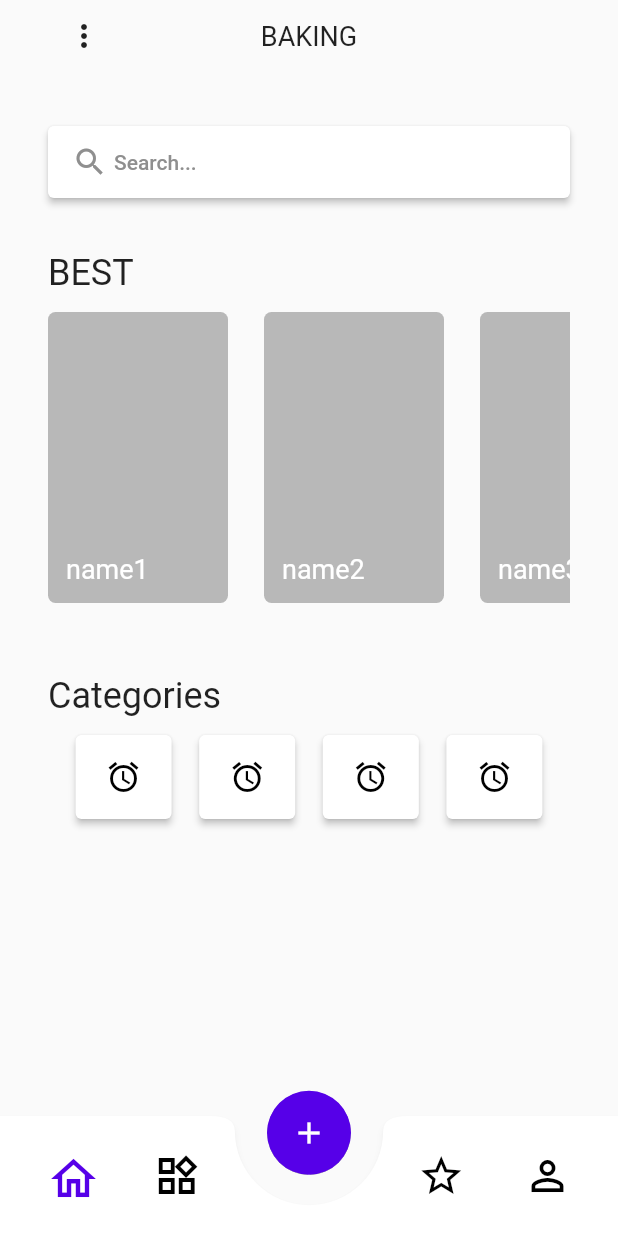
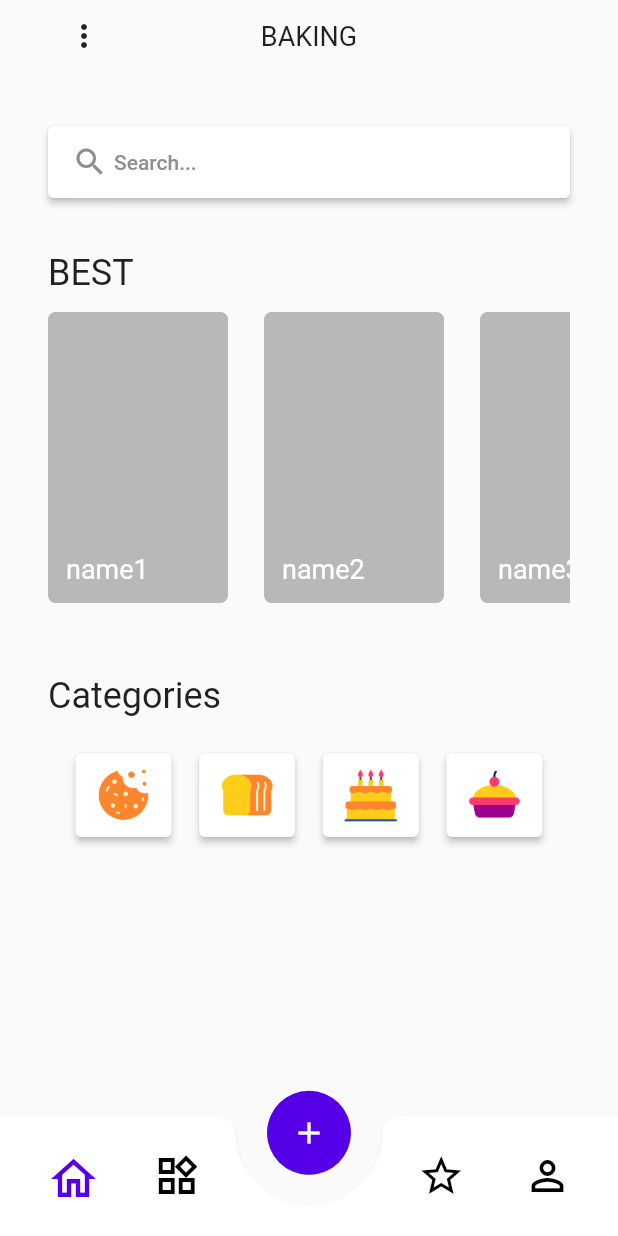
Before and after one commit to Yun-SeYeong/Flutter-Baking-Application, a Flutter app: the screen it shows after launch, on a phone screen of 412 x 824 dp. Run offline on Flutter 3.47's test engine with Material 2 defaults, Android fonts, the light colour scheme and no system bars.

Commit message:
[UPDATE] update dashboard-page

```diff
--- a/lib/pages/DashBoardPage.dart
+++ b/lib/pages/DashBoardPage.dart
@@ -87,7 +87,7 @@ class _DashBoardPageState extends State<DashBoardPage> {
                         ],
                       ),
                       Container(
-                        padding: EdgeInsets.only(top: 12.0),
+                        padding: EdgeInsets.only(top: 24.0),
                         child: Row(
                           mainAxisAlignment: MainAxisAlignment.spaceEvenly,
                           children: [
@@ -104,10 +104,7 @@ class _DashBoardPageState extends State<DashBoardPage> {
                               child: Container(
                                 height: 48.0,
                                 width: 48.0,
-                                child: Icon(
-                                  Icons.access_alarms_sharp,
-                                  color: Colors.black,
-                                ),
+                                child: Image.asset("img/cookie.png"),
                               ),
                             ),
                             ElevatedButton(
@@ -123,10 +120,7 @@ class _DashBoardPageState extends State<DashBoardPage> {
                               child: Container(
                                 height: 48.0,
                                 width: 48.0,
-                                child: Icon(
-                                  Icons.access_alarms_sharp,
-                                  color: Colors.black,
-                                ),
+                                child: Image.asset("img/bread.png"),
                               ),
                             ),
                             ElevatedButton(
@@ -142,10 +136,7 @@ class _DashBoardPageState extends State<DashBoardPage> {
                               child: Container(
                                 height: 48.0,
                                 width: 48.0,
-                                child: Icon(
-                                  Icons.access_alarms_sharp,
-                                  color: Colors.black,
-                                ),
+                                child: Image.asset("img/birthday-cake.png"),
                               ),
                             ),
                             ElevatedButton(
@@ -161,10 +152,7 @@ class _DashBoardPageState extends State<DashBoardPage> {
                               child: Container(
                                 height: 48.0,
                                 width: 48.0,
-                                child: Icon(
-                                  Icons.access_alarms_sharp,
-                                  color: Colors.black,
-                                ),
+                                child: Image.asset("img/pie.png"),
                               ),
                             ),
                           ],
```
Also changed, not shown: pubspec.yaml (+28 -26 lines).
